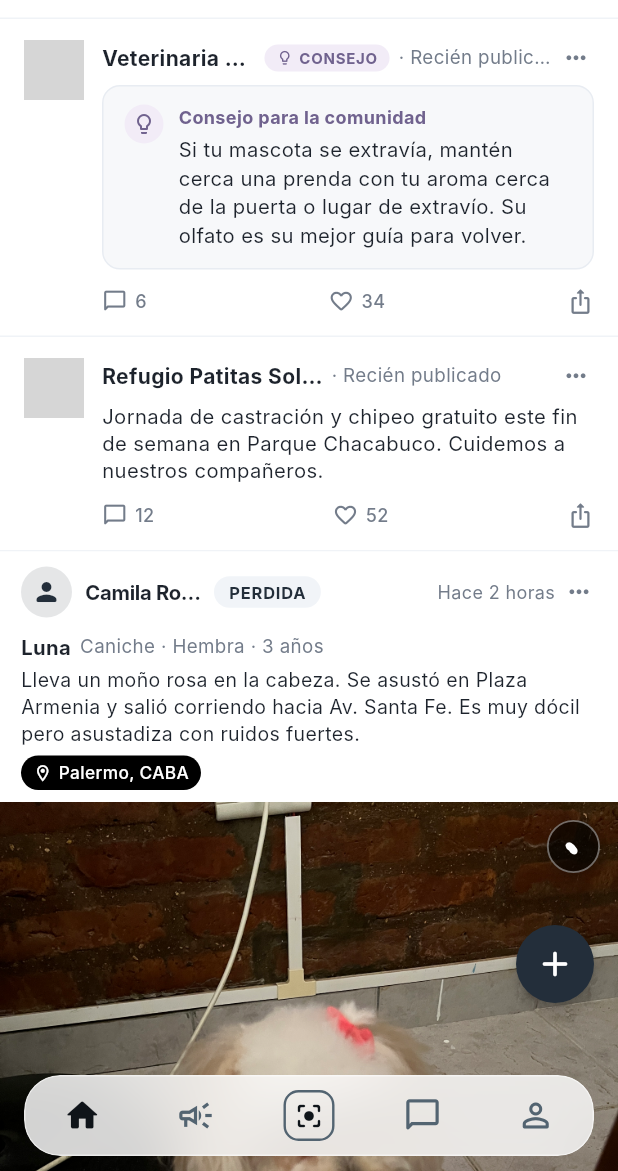
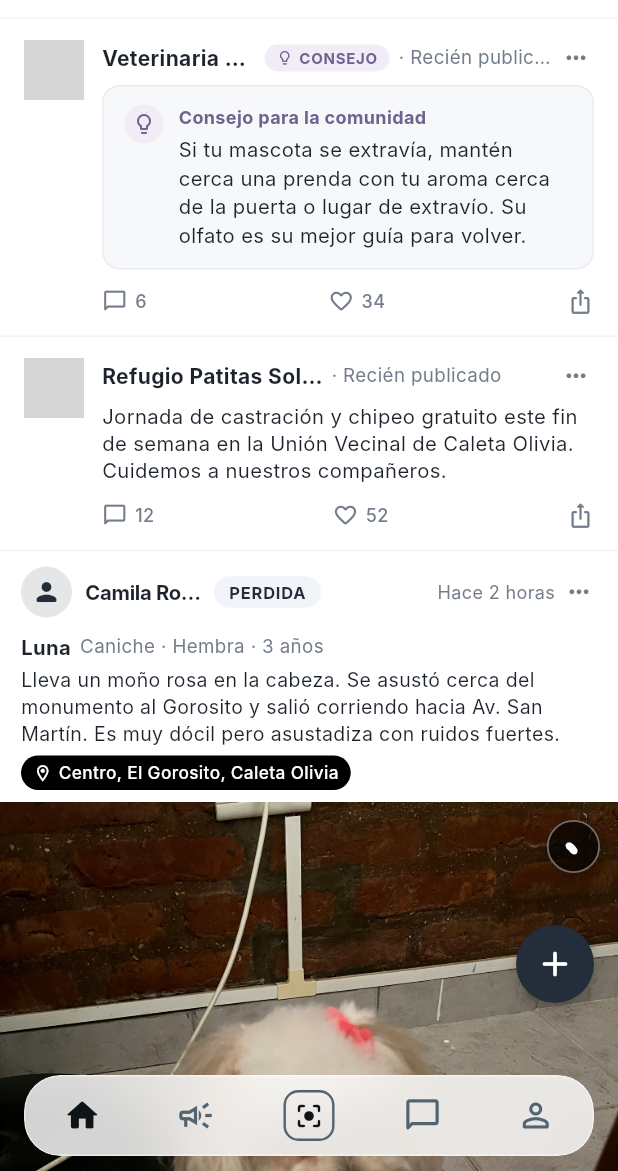
Before and after one commit to fabianmolinaaa/Yago, a Flutter app: the screen it shows once a user with an empty profile is signed in, on a phone screen of 412 x 824 dp, the part 65-1236 px from its top. Run offline on Flutter 3.47's test engine with Material 3 defaults, Android fonts, the phone set to English and light mode, and no system bars; our stand-ins replace cloud_firestore, firebase_auth, firebase_core, firebase_storage, flutter_map, geolocator and 2 more; accounts and stored records are empty; network calls fail; Roboto replaces fonts that are missing (Inter); grey boxes are pictures that could not be loaded.

Commit message:
HU-S2-01: fix(reports): actualiza ubicaciones y coordenadas de reportes existentes a Caleta Olivia Santa Cruz

```diff
--- a/lib/screens/home/pet_map_tab.dart
+++ b/lib/screens/home/pet_map_tab.dart
@@ -30,7 +30,7 @@ class _PetMapTabState extends State<PetMapTab> {
             onPressed: () {
               ScaffoldMessenger.of(context).showSnackBar(
                 const SnackBar(
-                  content: Text('Centrado en tu ubicación actual (CABA).'),
+                  content: Text('Centrado en tu ubicación actual (Caleta Olivia).'),
                   duration: Duration(seconds: 1),
                 ),
               );
@@ -57,7 +57,7 @@ class _PetMapTabState extends State<PetMapTab> {
                   painter: _MapGridPainter(),
                   child: Stack(
                     children: [
-                      // Centro de referencia: Obelisco / CABA
+                      // Centro de referencia: El Gorosito / Caleta Olivia
                       Positioned(
                         top: 280,
                         left: 170,
@@ -73,7 +73,7 @@ class _PetMapTabState extends State<PetMapTab> {
                             children: [
                               Icon(Icons.location_city_rounded, size: 14, color: AppColors.muted),
                               SizedBox(width: 4),
-                              Text('CABA Centro', style: TextStyle(fontSize: 10, fontWeight: FontWeight.w600)),
+                              Text('El Gorosito · Caleta Olivia', style: TextStyle(fontSize: 10, fontWeight: FontWeight.w600)),
                             ],
                           ),
                         ),
@@ -82,10 +82,10 @@ class _PetMapTabState extends State<PetMapTab> {
                       // Pines de las mascotas
                       ...pets.map((pet) {
                         // Mapeo proporcional de coordenadas para la visualización gráfica
-                        // Rango latitud: -34.54 a -34.62 -> Y de 100 a 460
-                        // Rango longitud: -58.48 a -58.39 -> X de 40 a 320
-                        final normY = (-pet.latitude - 34.54) / (34.63 - 34.54);
-                        final normX = (-pet.longitude - 58.39) / (58.49 - 58.39);
+                        // Rango latitud: -46.43 a -46.46 -> Y de 100 a 460
+                        // Rango longitud: -67.51 a -67.55 -> X de 40 a 320
+                        final normY = (-pet.latitude - 46.43) / (46.46 - 46.43);
+                        final normX = (-pet.longitude - 67.51) / (67.55 - 67.51);
 
                         final pinY = (normY * 360 + 80).clamp(60.0, 500.0);
                         final pinX = (normX * 280 + 30).clamp(20.0, 320.0);
--- a/lib/services/firestore_service.dart
+++ b/lib/services/firestore_service.dart
@@ -43,18 +43,18 @@ class FirestoreService {
       gender: 'Hembra',
       age: '3 años',
       status: YagoPetStatus.lost,
-      location: 'Palermo, CABA',
+      location: 'Centro, El Gorosito, Caleta Olivia',
       timeAgo: 'Hace 2 horas',
       date: DateTime.now().subtract(const Duration(hours: 2)),
       description:
-          'Lleva un moño rosa en la cabeza. Se asustó en Plaza Armenia y salió corriendo hacia Av. Santa Fe. Es muy dócil pero asustadiza con ruidos fuertes.',
+          'Lleva un moño rosa en la cabeza. Se asustó cerca del monumento al Gorosito y salió corriendo hacia Av. San Martín. Es muy dócil pero asustadiza con ruidos fuertes.',
       imageUrl:
           'https://firebasestorage.googleapis.com/v0/b/yago-21b28.firebasestorage.app/o/reports%2Fluna_caniche.jpg?alt=media&token=c423ae85-7535-49ca-ac88-110119309b7f',
       tags: const ['Moño rosa', 'Con chip', 'Pelaje blanco'],
       contactName: 'Camila Rodriguez',
-      contactPhone: '+54 9 11 4567-8901',
-      latitude: -34.5889,
-      longitude: -58.4233,
+      contactPhone: '+54 9 297 456-7890',
+      latitude: -46.4385,
+      longitude: -67.5278,
       ownerId: 'seed-camila-rodriguez',
       isUserOwner: false,
     ),
@@ -74,9 +74,9 @@ class FirestoreService {
           'https://firebasestorage.googleapis.com/v0/b/yago-21b28.firebasestorage.app/o/reports%2Frocky_labrador.jpg?alt=media&token=f02b9044-ce93-4688-885f-a368f57f23d0',
       tags: const ['Pelaje negro', 'Pecho blanco', 'Muy sociable'],
       contactName: 'Equipo Yago',
-      contactPhone: '+54 9 11 5566-7788',
-      latitude: -34.5614,
-      longitude: -58.4563,
+      contactPhone: '+54 9 297 556-7788',
+      latitude: -46.4348,
+      longitude: -67.5182,
     ),
     Pet(
       id: 'pet-mating-1',
@@ -86,7 +86,7 @@ class FirestoreService {
       gender: 'Macho',
       age: '3 años',
       status: YagoPetStatus.mating,
-      location: 'Belgrano, CABA',
+      location: 'Barrio Parque, Caleta Olivia',
       timeAgo: 'Hace 4 horas',
       date: DateTime.now().subtract(const Duration(hours: 4)),
       description:
@@ -95,9 +95,9 @@ class FirestoreService {
           'https://firebasestorage.googleapis.com/v0/b/yago-21b28.firebasestorage.app/o/reports%2Fsimba_golden.jpg?alt=media&token=9c6b56dc-c05e-4ef7-9b23-7a00daf0e1f5',
       tags: const ['Pedigrí', 'Vacunas al día', 'Libre de displasia'],
       contactName: 'Martín Gómez',
-      contactPhone: '+54 9 11 3456-7890',
-      latitude: -34.5614,
-      longitude: -58.4563,
+      contactPhone: '+54 9 297 345-6789',
+      latitude: -46.4425,
+      longitude: -67.5245,
     ),
     Pet(
       id: 'pet-3',
@@ -107,18 +107,18 @@ class FirestoreService {
       gender: 'Macho',
       age: 'Joven (aprox 1 año)',
       status: YagoPetStatus.found,
-      location: 'Recoleta, CABA',
+      location: 'Barrio Miramar, Caleta Olivia',
       timeAgo: 'Ayer',
       date: DateTime.now().subtract(const Duration(days: 1)),
       description:
-          'Encontrado merodeando en las escaleras de un edificio sobre Av. Las Heras. Es blanco con manchas coloradas en la cabeza y orejas. Muy mimoso y juguetón.',
+          'Encontrado merodeando cerca de la plaza de Barrio Miramar. Es blanco con manchas coloradas en la cabeza y orejas. Muy mimoso y juguetón.',
       imageUrl:
           'https://firebasestorage.googleapis.com/v0/b/yago-21b28.firebasestorage.app/o/reports%2Fmilo_gato.jpg?alt=media&token=bbf9da6a-3f5b-492d-984f-57bcebae6f5f',
       tags: const ['Blanco y naranja', 'Sin collar', 'Cariñoso'],
       contactName: 'Lucía Fernández',
-      contactPhone: '+54 9 11 9988-1122',
-      latitude: -34.5875,
-      longitude: -58.3974,
+      contactPhone: '+54 9 297 998-1122',
+      latitude: -46.4478,
+      longitude: -67.5150,
     ),
     Pet(
       id: 'pet-6',
@@ -128,20 +128,20 @@ class FirestoreService {
       gender: 'Hembra',
       age: '1 año',
       status: YagoPetStatus.reunited,
-      location: 'Barrio Patagonia',
+      location: 'Barrio Patagonia, Caleta Olivia',
       timeAgo: 'Hace 3 horas',
       date: DateTime.now().subtract(const Duration(hours: 3)),
       description:
-          'Gracias a todos los que colaboraron. Ya encontré a Luna!!!',
+          'Gracias a todos los que colaboraron. Ya encontré a Luna en Barrio Patagonia!!!',
       imageUrl:
           'https://firebasestorage.googleapis.com/v0/b/yago-21b28.firebasestorage.app/o/reports%2Fluna_reunida.jpg?alt=media&token=04efce98-a4fa-426b-92b0-ef83b53621f0',
       tags: const ['Reencuentro', 'Final feliz', 'En casa'],
       contactName: 'William Rodriguez',
-      contactPhone: '+54 9 11 4567-8901',
-      latitude: -34.5889,
-      longitude: -58.4233,
+      contactPhone: '+54 9 297 456-7890',
+      latitude: -46.4415,
+      longitude: -67.5410,
       storyText:
-          '¡Luna y William ya están juntos! Un vecino de la zona la reconoció gracias a la publicación en Yago y avisó de inmediato. Luna ya está descansando feliz con su familia.',
+          '¡Luna y William ya están juntos! Un vecino de Barrio Patagonia la reconoció gracias a la publicación en Yago y avisó de inmediato. Luna ya está descansando feliz con su familia.',
     ),
     Pet(
       id: 'pet-4',
@@ -151,18 +151,18 @@ class FirestoreService {
       gender: 'Macho',
       age: '3 años',
       status: YagoPetStatus.found,
-      location: 'Caballito, CABA',
+      location: 'Barrio Gregores, Caleta Olivia',
       timeAgo: 'Hace 1 día',
       date: DateTime.now().subtract(const Duration(days: 1)),
       description:
-          'Encontrado acostado en la vereda cerca de Parque Rivadavia. Pelaje negro liso, contextura grande y collar verde agua. Manso y amigable con las personas.',
+          'Encontrado acostado en la vereda cerca del complejo de Barrio Gregores. Pelaje negro liso, contextura grande y collar verde agua. Manso y amigable con las personas.',
       imageUrl:
           'https://firebasestorage.googleapis.com/v0/b/yago-21b28.firebasestorage.app/o/reports%2Fthor_boyero.jpg?alt=media&token=a4bd0a7a-477e-4709-917c-b42c7202fba9',
       tags: const ['Collar verde', 'Pelaje negro', 'Tamaño grande'],
       contactName: 'Facundo Silva',
-      contactPhone: '+54 9 11 2233-4455',
-      latitude: -34.6186,
-      longitude: -58.4352,
+      contactPhone: '+54 9 297 223-4455',
+      latitude: -46.4452,
+      longitude: -67.5348,
     ),
     Pet(
       id: 'pet-5',
@@ -172,20 +172,20 @@ class FirestoreService {
       gender: 'Hembra',
       age: '3 años',
       status: YagoPetStatus.reunited,
-      location: 'Núñez, CABA',
+      location: 'Barrio 26 de Junio, Caleta Olivia',
       timeAgo: 'Hace 2 minutos',
       date: DateTime.now().subtract(const Duration(days: 2)),
       description:
-          '¡Final feliz! Gracias a una vecina que la vio en el feed de Yago, Luna ya está de nuevo en casa, abrigada y descansando con su familia.',
+          '¡Final feliz! Gracias a una vecina de Barrio 26 de Junio que la vio en el feed de Yago, Luna ya está de nuevo en casa, abrigada y descansando con su familia.',
       imageUrl:
           'https://firebasestorage.googleapis.com/v0/b/yago-21b28.firebasestorage.app/o/reports%2Fluna_final_feliz.jpg?alt=media&token=9d19a6cf-4f32-40f7-9a8c-f8f7a19b2248',
       tags: const ['Final feliz', 'Reunida', 'Abrigada'],
       contactName: 'Comunidad Yago',
-      contactPhone: '+54 9 11 0000-0000',
-      latitude: -34.5458,
-      longitude: -58.4632,
+      contactPhone: '+54 9 297 000-0000',
+      latitude: -46.4405,
+      longitude: -67.5215,
       storyText:
-          'Luna ya está segura y feliz en brazos de sus dueños. ¡Muchas gracias a todos los que compartieron!',
+          'Luna ya está segura y feliz en brazos de sus dueños. ¡Muchas gracias a todos los que compartieron en Caleta Olivia!',
     ),
   ];
 
@@ -208,7 +208,7 @@ class FirestoreService {
           'https://images.unsplash.com/photo-1507003211169-0a1dd7228f2d?auto=format&fit=crop&w=200&q=80',
       timeAgo: 'Hace 1 día',
       content:
-          'Jornada de castración y chipeo gratuito este fin de semana en Parque Chacabuco. Cuidemos a nuestros compañeros.',
+          'Jornada de castración y chipeo gratuito este fin de semana en la Unión Vecinal de Caleta Olivia. Cuidemos a nuestros compañeros.',
       likesCount: 52,
       commentsCount: 12,
     ),
```
